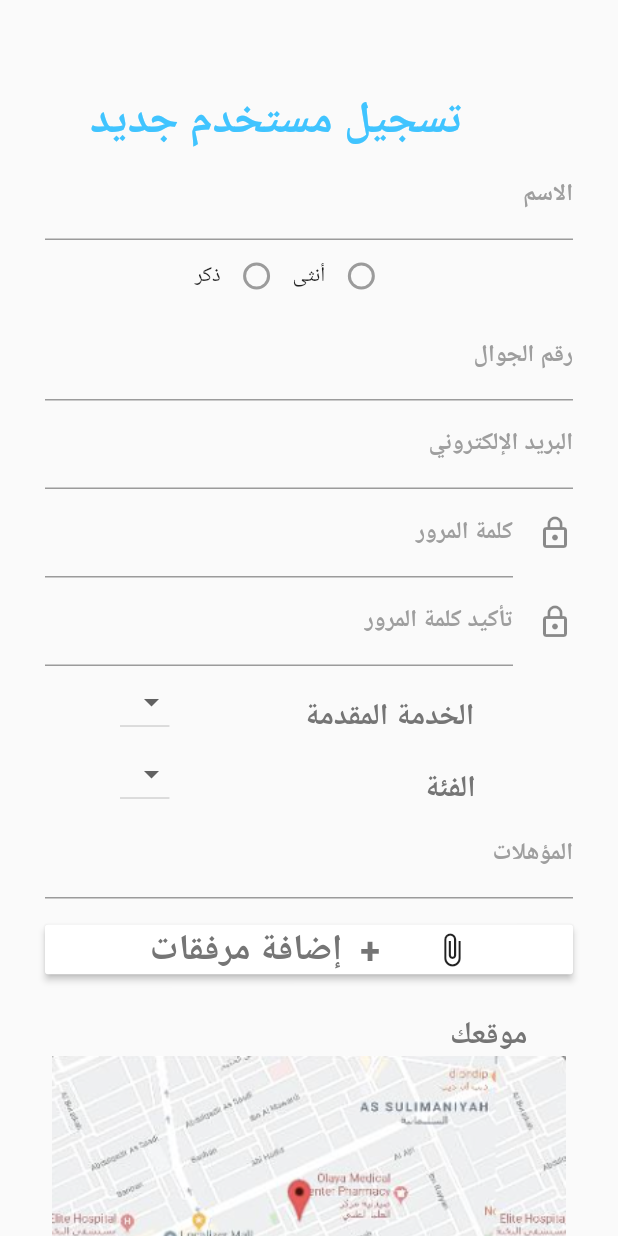
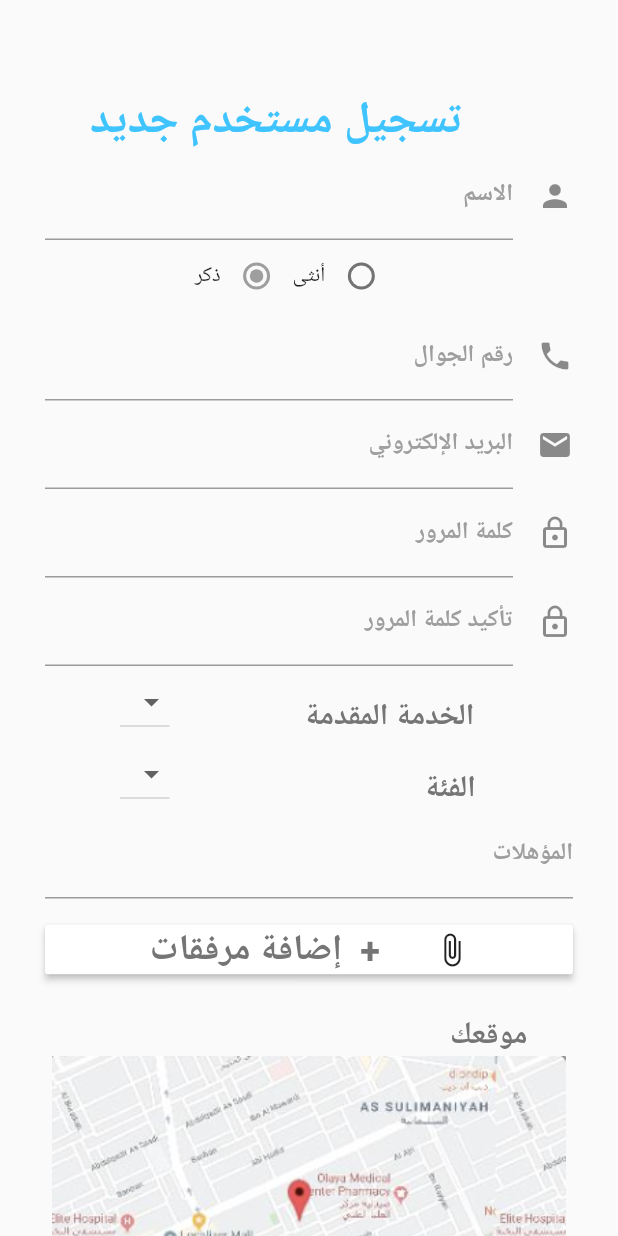
Before and after one commit to wahello/YumnakApp, a Flutter app: the SignUp_SP screen opened directly, on a phone screen of 412 x 824 dp. Run offline on Flutter 3.47's test engine with Material 2 defaults, Android fonts, the phone set to English and light mode, and no system bars; our stand-ins replace firebase_auth, firebase_database, fluttertoast; accounts and stored records are empty; Roboto replaces fonts that are missing (Montserrat).

Commit message:
اللي قبل غلط ... هذا الاكيييد

```diff
--- a/lib/screens/SignUp_SP.dart
+++ b/lib/screens/SignUp_SP.dart
@@ -17,21 +17,26 @@ class _SignUp_SPState extends State<SignUp_SP> {
 
   sendData(){
     database.push().set({
-      //'name' : name,
+      'name' : name,
       'email': email,
       //'password': password,
       'uid': uid,
-      //'phoneNumber': phoneNumber,
+      'phoneNumber': phoneNumber,
+      'gender': gender
+
     });
   }
+  String name;
   String email="";
   String password="";
   String Vpassword="";
   String error="";
   var uid;
-  bool Female;
+  //bool Female;
   String phoneNumber="";
   bool pass=false;
+  int group=1;
+var gender=null;
 
 
   var services= ["1","2","3"];
@@ -66,8 +71,8 @@ class _SignUp_SPState extends State<SignUp_SP> {
 
                            Directionality(
                               textDirection: TextDirection.rtl,
-                              child:TextFormField(
-                                decoration: InputDecoration(
+                              child:TextFormField(onChanged: (val){setState(() => name=val);},
+                                decoration: InputDecoration(icon: Icon(Icons.person),
                                     labelText:  'الاسم',
                                     labelStyle: TextStyle( fontFamily: 'Montserrat',fontWeight: FontWeight.bold, color: Colors.grey),
                                     focusedBorder: UnderlineInputBorder(
@@ -79,15 +84,40 @@ class _SignUp_SPState extends State<SignUp_SP> {
                             children: <Widget>[
                               SizedBox(width:100.0),
                               new Text("ذكر"),
-                              new Radio(value: 1, groupValue: null, activeColor: Colors.grey, onChanged: null),
+                              new Radio(value: 1,
+                                  groupValue: group ,
+                                  activeColor: Colors.grey,  onChanged: (T){
+                                    gender="male";
+                                    setState(() {
+                                      group=T;
+                                    });
+
+                                  }),
                               new Text("أنثى"),
-                              new Radio(value: 1, groupValue: null, activeColor: Colors.grey, onChanged: null)
+                              new Radio(value: 2, groupValue: group, activeColor: Colors.grey, onChanged: (T){
+                                gender="female";
+                                setState(() {
+                                  group=T;
+                                });
+
+                              })
                             ],
                           ),
                          Directionality(
                               textDirection: TextDirection.rtl,
                               child:TextFormField(
-                                decoration: InputDecoration(
+                                validator: (String v){
+                                  if (v.isEmpty) {
+                                    return  "أدخل رقم الجوال";
+                                  }
+                                  if (v.length!=10) {
+                                    return'أدخل رقم الجوال الصحيح';
+                                  }
+                                  return null;
+
+                                },
+                                onChanged: (val){setState(() => phoneNumber=val);},
+                                decoration: InputDecoration(icon: Icon(Icons.phone),
                                     labelText:  'رقم الجوال',
                                     labelStyle: TextStyle( fontFamily: 'Montserrat',fontWeight: FontWeight.bold, color: Colors.grey),
                                     focusedBorder: UnderlineInputBorder(
@@ -99,7 +129,7 @@ class _SignUp_SPState extends State<SignUp_SP> {
                               child:TextFormField(
                                 validator: (val) => val.isEmpty ? "Enter an email" : null,  //null means valid email
                                 onChanged: (val){setState(() => email=val);},
-                                decoration: InputDecoration(
+                                decoration: InputDecoration(icon: Icon(Icons.email),
                                     labelText:  'البريد الإلكتروني',
                                     labelStyle: TextStyle(fontFamily: 'Montserrat',fontWeight: FontWeight.bold, color: Colors.grey),
                                     focusedBorder: UnderlineInputBorder(
```
